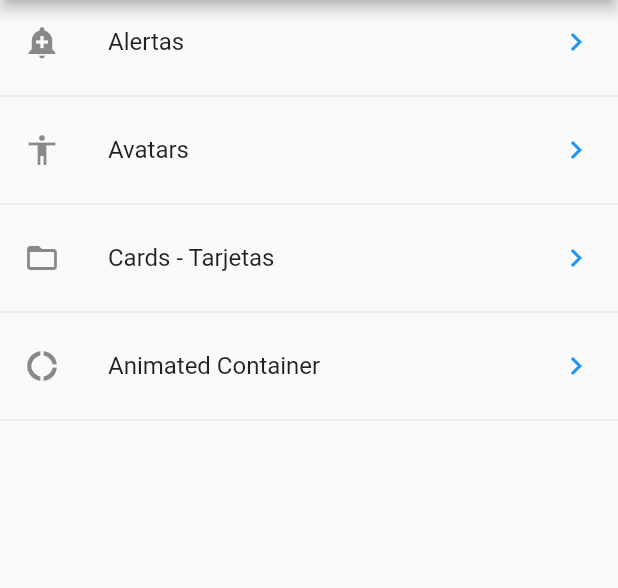
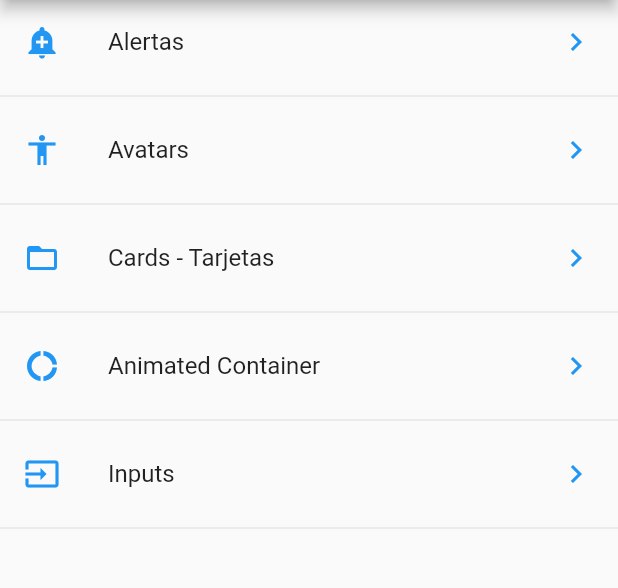
Before and after one commit to mariomt/flutter-componets, a Flutter app: the screen it shows after launch, on a phone screen of 412 x 824 dp, the part 84-672 px from its top. Run offline on Flutter 3.47's test engine with Material 2 defaults, Android fonts, the phone set to English and light mode, and no system bars.

Commit message:
se agregó el primer ejemplo de inputs con un input normal

```diff
--- a/data/menu_opts.json
+++ b/data/menu_opts.json
@@ -20,6 +20,11 @@
             "ruta": "animatedContainer",
             "icon": "donut_large",
             "texto": "Animated Container"
+        },
+        {
+            "ruta": "inputs",
+            "icon": "input",
+            "texto": "Inputs"
         }
     ]
 }
--- a/lib/src/routes/routes.dart
+++ b/lib/src/routes/routes.dart
@@ -1,10 +1,11 @@
-import 'package:components/src/pages/animated_container.dart';
 import 'package:flutter/material.dart';
 
 import 'package:components/src/pages/alert_page.dart';
 import 'package:components/src/pages/avatar_page.dart';
 import 'package:components/src/pages/home_page.dart';
 import 'package:components/src/pages/card_page.dart';
+import 'package:components/src/pages/animated_container.dart';
+import 'package:components/src/pages/input_page.dart';
 
 Map<String, WidgetBuilder> getApplicationRoutes() {
   return <String, WidgetBuilder>{
@@ -13,5 +14,6 @@ Map<String, WidgetBuilder> getApplicationRoutes() {
     'avatar': (BuildContext context) => AvatarPage(),
     'card': (BuildContext context) => CardPage(),
     'animatedContainer': (BuildContext context) => AnimatedContainerPage(),
+    'inputs': (BuildContext context) => InputPage(),
   };
 }
--- a/lib/src/utils/icon_string_util.dart
+++ b/lib/src/utils/icon_string_util.dart
@@ -5,6 +5,7 @@ final _icons = <String, IconData>{
   'accessibility': Icons.accessibility,
   'folder_open': Icons.folder_open,
   'donut_large': Icons.donut_large,
+  'input': Icons.input,
 };
 
-Icon getIcon(String iconName) => Icon(_icons[iconName]);
+Icon getIcon(String iconName) => Icon(_icons[iconName], color: Colors.blue);
```
Also changed, not shown: lib/src/pages/input_page.dart (added, +54 -0 lines).
